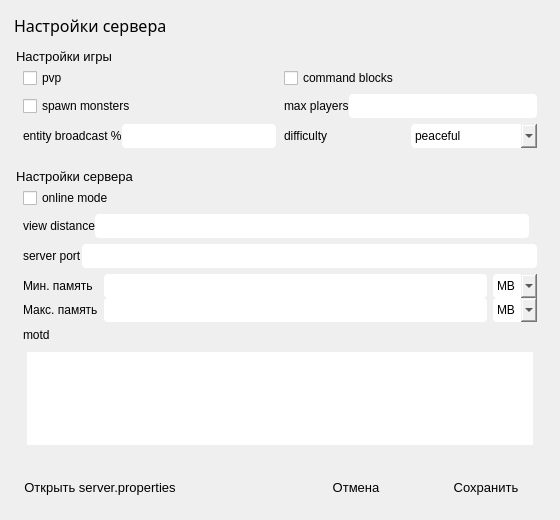
Vanillllla/tg_mine_server_bot, file resources/ui/server_settings_ui.ui: the form before one commit.
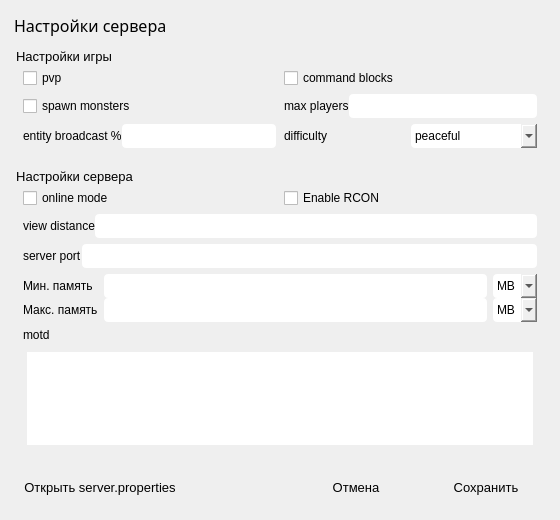
The form after the commit.

What changed in the file:
```diff
--- a/resources/ui/server_settings_ui.ui
+++ b/resources/ui/server_settings_ui.ui
@@ -188,6 +188,31 @@
         </property>
        </widget>
       </item>
+      <item row="0" column="1">
+       <widget class="QCheckBox" name="rconCheckBox">
+        <property name="text">
+         <string>Enable RCON</string>
+        </property>
+       </widget>
+      </item>
+      <item row="1" column="0" colspan="2">
+       <layout class="QHBoxLayout" name="viewDistanceLayout">
+        <item>
+         <widget class="QLabel" name="viewDistanceLabel">
+          <property name="text">
+           <string>view distance</string>
+          </property>
+         </widget>
+        </item>
+        <item>
+         <widget class="QLineEdit" name="viewDistanceLineEdit">
+          <property name="maximumWidth">
+           <number>80</number>
+          </property>
+         </widget>
+        </item>
+       </layout>
+      </item>
       <item row="2" column="0" colspan="2">
        <layout class="QHBoxLayout" name="portLayout">
         <item>
@@ -267,20 +292,6 @@
       <item row="5" column="0" colspan="2">
        <widget class="QTextEdit" name="motdTextEdit"/>
       </item>
-      <item row="1" column="0">
-       <layout class="QHBoxLayout" name="viewDistanceLayout">
-        <item>
-         <widget class="QLabel" name="viewDistanceLabel">
-          <property name="text">
-           <string>view distance</string>
-          </property>
-         </widget>
-        </item>
-        <item>
-         <widget class="QLineEdit" name="viewDistanceLineEdit"/>
-        </item>
-       </layout>
-      </item>
      </layout>
     </widget>
    </item>
```
Left out of the diff: 68 changed lines with no effect on the pictures.
